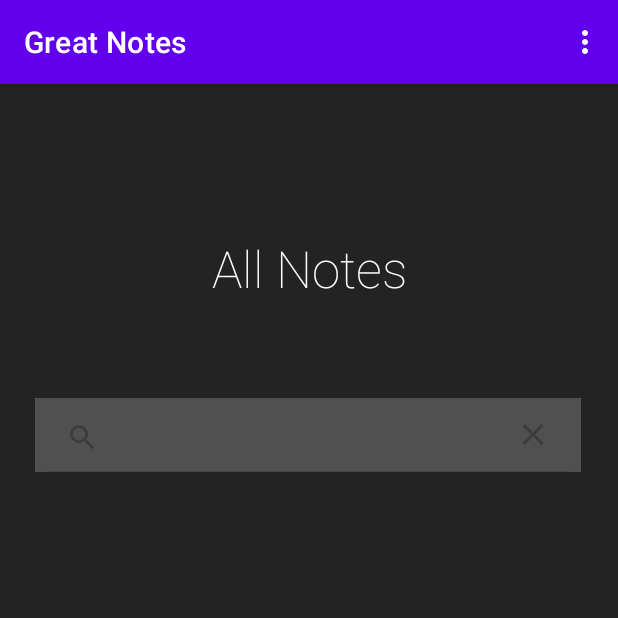
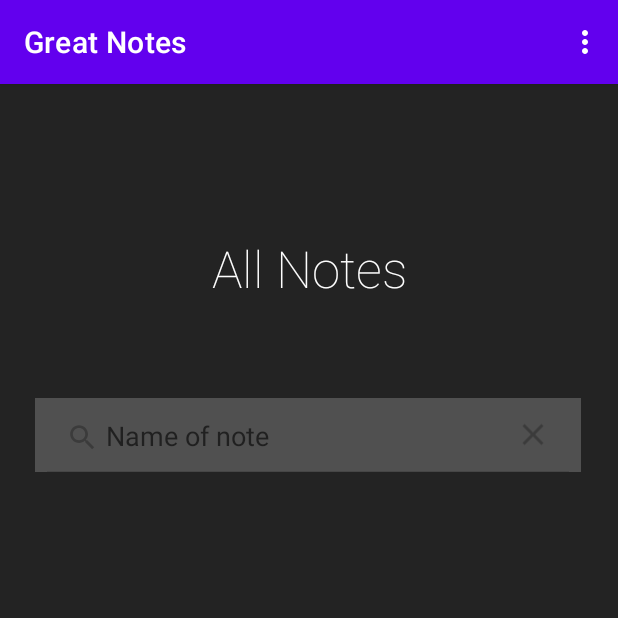
Before and after one commit to xyronic15/SOFE4640U-Mobile-App-Dev-Labs, an Android app: the screen it shows after launch (MainActivity), after a tap on "Search", on a phone screen of 412 x 824 dp, the top half of it. Run offline under Robolectric (Android 15) with nearby library versions, the light colour scheme and no system bars; our stand-ins replace navigation-ui.

Commit message:
added hint to search box

```diff
--- a/Lab 1/app/src/main/res/layout/fragment_first.xml
+++ b/Lab 1/app/src/main/res/layout/fragment_first.xml
@@ -38,6 +38,7 @@
         android:layout_height="49dp"
         android:layout_marginTop="64dp"
         android:background="#505050"
+        android:queryHint="@string/search_hint"
         app:layout_constraintEnd_toEndOf="parent"
         app:layout_constraintHorizontal_bias="0.489"
         app:layout_constraintStart_toStartOf="parent"
--- a/Lab 1/app/src/main/res/values/strings.xml
+++ b/Lab 1/app/src/main/res/values/strings.xml
@@ -4,6 +4,7 @@
     <!-- Strings used for fragments for navigation -->
     <string name="first_fragment_label">Great Notes</string>
     <string name="second_fragment_label">Second Fragment</string>
+    <string name="search_hint">Name of note</string>
     <string name="next">Next</string>
     <string name="previous">Previous</string>
 
```
